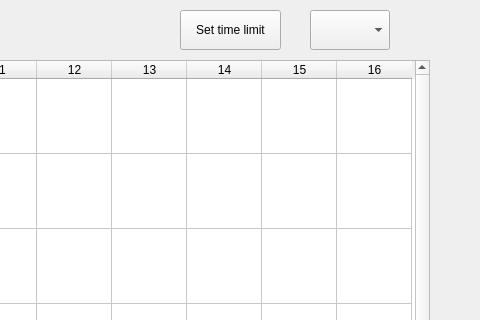
First picture: the form in mapwindow.ui, repository MEffenberger/ICP-Robots, before the edit; both pictures show x 800 to 1280 and y 0 to 320 of the 1280 by 720 pixel window.
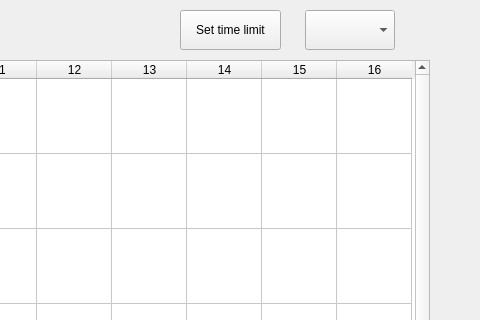
Second picture: the form after the edit.

Commit message: mapwindow bars

```diff
--- a/mapwindow.ui
+++ b/mapwindow.ui
@@ -133,9 +133,9 @@
   <widget class="QComboBox" name="levelComboBox">
    <property name="geometry">
     <rect>
-     <x>1110</x>
+     <x>1105</x>
      <y>10</y>
-     <width>80</width>
+     <width>90</width>
      <height>40</height>
     </rect>
    </property>
```
The commit also changes 2 other files.
